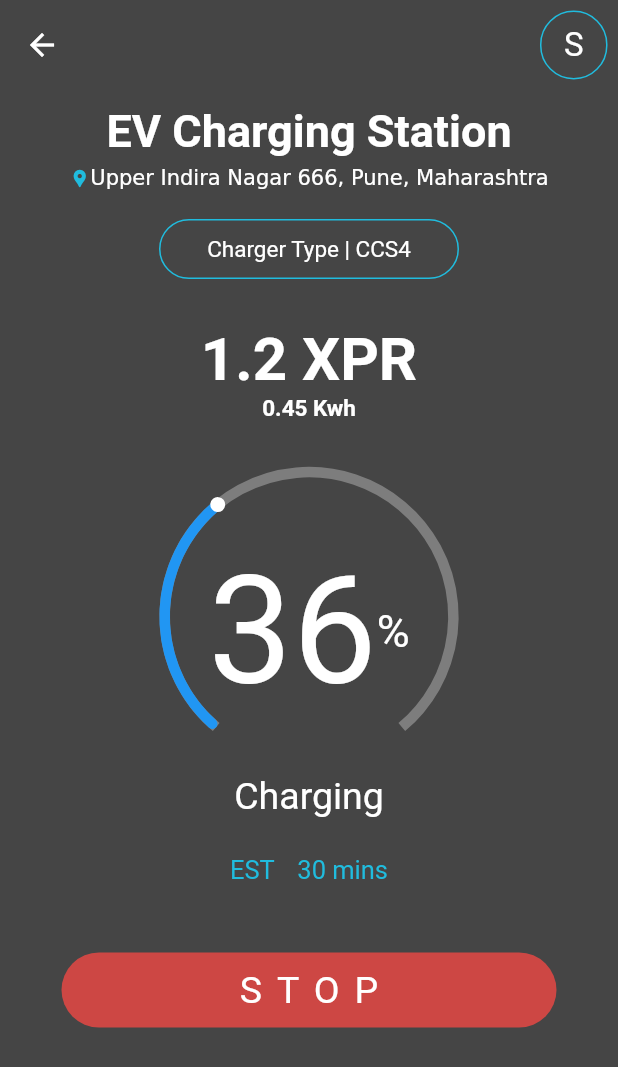
After one commit to The-Robotics-Forum/flutter-ui-templates, a Flutter app: the MyHomePage screen opened directly, after a tap on "Charging Progress", on a phone screen of 412 x 824 dp. The commit adds this screen. Shown: the top 1067 px of the screen. Run offline on Flutter 3.47's test engine with Material 2 defaults, Android fonts, the phone set to English and light mode, and no system bars; drawn by our look-alikes of syncfusion_flutter_gauges; our stand-ins replace animated_splash_screen, flutter_spinkit, font_awesome_flutter, getwidget, lottie, page_transition and 2 more; missing offline and left inert: flutter_settings_ui, qr_code_scanner, torch_light; accounts and stored records are empty; project files that could hold a hidden picture were left out.

Commit message:
#48 Fixed Charging Screen

```diff
--- /dev/null
+++ b/projects/ev_stations/lib/screens/users/ChargingProgress.dart
@@ -0,0 +1,184 @@
+import 'package:flutter/material.dart';
+import 'package:syncfusion_flutter_gauges/gauges.dart';
+class ChargingProgress extends StatefulWidget {
+  const ChargingProgress({Key? key}) : super(key: key);
+
+  @override
+  _ChargingProgressState createState() => _ChargingProgressState();
+}
+
+class _ChargingProgressState extends State<ChargingProgress> {
+  double progressValue = 36.0;
+  @override
+  Widget build(BuildContext context) {
+    return Scaffold(
+      backgroundColor: const Color(0xFF454545),
+      appBar: AppBar(
+        toolbarHeight: 60,
+        backgroundColor: Colors.transparent,
+        elevation: 0,
+        actions: [
+          Container(
+            margin: const EdgeInsets.all(7),
+            width: 45,
+            decoration: BoxDecoration(
+                color: Colors.transparent,
+                border: Border.all(
+                  color: const Color(0xFF20BCDE),
+                ),
+                borderRadius: BorderRadius.circular(50)),
+            child: const Center(
+              child: Text(
+                'S',
+                style: TextStyle(
+                  fontSize: 22,
+                ),
+              ),
+            ),
+          ),
+        ],
+      ),
+      body: Column(
+        children: [
+          const SizedBox(
+            height: 10,
+          ),
+          const Center(
+            child: Text(
+              'EV Charging Station',
+              style: TextStyle(color: Colors.white, fontSize: 30, fontWeight: FontWeight.bold),
+            ),
+          ),
+          const SizedBox(
+            height: 5,
+          ),
+          Center(
+            child: RichText(
+              text: const TextSpan(children: [
+                WidgetSpan(
+                  child: Icon(
+                    Icons.location_pin,
+                    color: Color(0xFF20BCDE),
+                    size: 14,
+                  ),
+                ),
+                TextSpan(text: 'Upper Indira Nagar 666, Pune, Maharashtra'),
+              ]),
+            ),
+          ),
+          const SizedBox(
+            height: 20,
+          ),
+          Center(
+            child: Container(
+              height: 40,
+              width: 200,
+              decoration: BoxDecoration(border: Border.all(color: const Color(0xFF20BCDE)), borderRadius: BorderRadius.circular(22)),
+              child: const Center(
+                child: Text(
+                  'Charger Type | CCS4',
+                  style: TextStyle(color: Colors.white, fontSize: 15),
+                ),
+              ),
+            ),
+          ),
+          const SizedBox(
+            height: 30,
+          ),
+          const Center(
+            child: Text('1.2 XPR',style: TextStyle(color: Colors.white,fontSize: 40,fontWeight: FontWeight.bold),),
+          ),
+          const Center(
+            child: Text('0.45 Kwh',style: TextStyle(color: Colors.white,fontSize: 15,fontWeight: FontWeight.bold))
+          ),
+          SizedBox(height: 25,),
+          Center(
+            child: Container(
+              height:210,
+              width: 210,
+              child: SfRadialGauge(
+                axes: <RadialAxis>[
+                  RadialAxis(
+                    minimum: 0,
+                    maximum: 100,
+                    annotations:<GaugeAnnotation>[
+                      GaugeAnnotation(
+                          positionFactor: 0.1,
+                          angle: 90,
+                          widget: Row(
+                            mainAxisAlignment: MainAxisAlignment.center,
+                            children: [
+                              Text(
+                                progressValue.toStringAsFixed(0) ,
+                                style: const TextStyle(fontSize: 100,color: Colors.white),
+                              ),
+
+                              const Text('%',style: TextStyle(fontSize:30,color: Colors.white),)
+                            ],
+                          ),
+
+                      )
+                    ],
+
+                    pointers:  [
+
+                      RangePointer(
+                        value: progressValue,
+                        enableAnimation: true,
+                        animationDuration: 2000,
+                        cornerStyle: CornerStyle.bothCurve,
+                        width: 0.07,
+                        sizeUnit: GaugeSizeUnit.factor,
+                      ),
+                      MarkerPointer(
+                        value: progressValue,
+                        color: const Color(0xFFFFFFFF),
+                        markerType: MarkerType.circle,
+                        enableAnimation: true,
+                        animationDuration: 2000,
+                      ),],
+                    showLabels: false,
+                    showTicks: false,
+                    axisLineStyle:const  AxisLineStyle(
+                      thickness: 0.07,
+                      cornerStyle: CornerStyle.bothFlat,
+                      color: Color(0xFF7D7D7D),
+                      thicknessUnit: GaugeSizeUnit.factor,
+                    ),
+                  ),
+
+                ],
+
+              ),
+            ),
+          ),
+          const Center(child: Text('Charging',style:  TextStyle(color: Colors.white,fontSize: 25,),)),
+          const SizedBox(height: 25,),
+          Row(
+            mainAxisAlignment: MainAxisAlignment.center,
+            children: const [
+               Center(child:  Text('EST',style: TextStyle(color:  Color(0xFF20BCDE),fontSize: 17,),)),
+               SizedBox(width: 15,),
+               Center(child: Text('30 mins',style: TextStyle(color:  Color(0xFF20BCDE),fontSize: 17),)),
+            ],
+          ),
+          const SizedBox(height: 45,),
+          Center(
+            child: GestureDetector(
+              onTap: (){},
+              child: Container(
+                decoration: BoxDecoration(
+                  color: const Color(0XFFCD4744),
+                  borderRadius: BorderRadius.circular(25)
+                ),
+                height: 50,
+                width: 330,
+                child: const Center(child:  Text('STOP',style: TextStyle(color: Colors.white,fontSize: 25,letterSpacing:10),),),
+              ),
+            ),
+          )
+        ],
+      ),
+    );
+  }
+}
--- a/projects/ev_stations/lib/screens/users/dashboard.dart
+++ b/projects/ev_stations/lib/screens/users/dashboard.dart
@@ -1,3 +1,4 @@
+import 'package:ev_stations/screens/users/ChargingProgress.dart';
 import 'package:flutter/material.dart';
 import 'charging.dart';
 
@@ -25,8 +26,10 @@ class _MyHomePageState extends State<MyHomePage> {
             children: [
               ElevatedButton(onPressed: (){
                 Navigator.push(context, MaterialPageRoute(builder: (context) => const ChargingScreen()));
-              }, child: const Text('Profile Card screen')),
-
+              }, child: const Text('Charging Station Screen')),
+              ElevatedButton(onPressed: (){
+                Navigator.push(context, MaterialPageRoute(builder: (context) => const ChargingProgress()));
+              }, child: const Text('Charging Progress')),
             ],
           ),
         ),
--- a/projects/ev_stations/pubspec.yaml
+++ b/projects/ev_stations/pubspec.yaml
@@ -39,6 +39,7 @@ dependencies:
   url_launcher: ^6.1.5
   lottie: ^1.3.0
   torch_light: ^0.4.0
+  syncfusion_flutter_gauges: ^20.2.39
 
 dev_dependencies:
   flutter_test:
```
